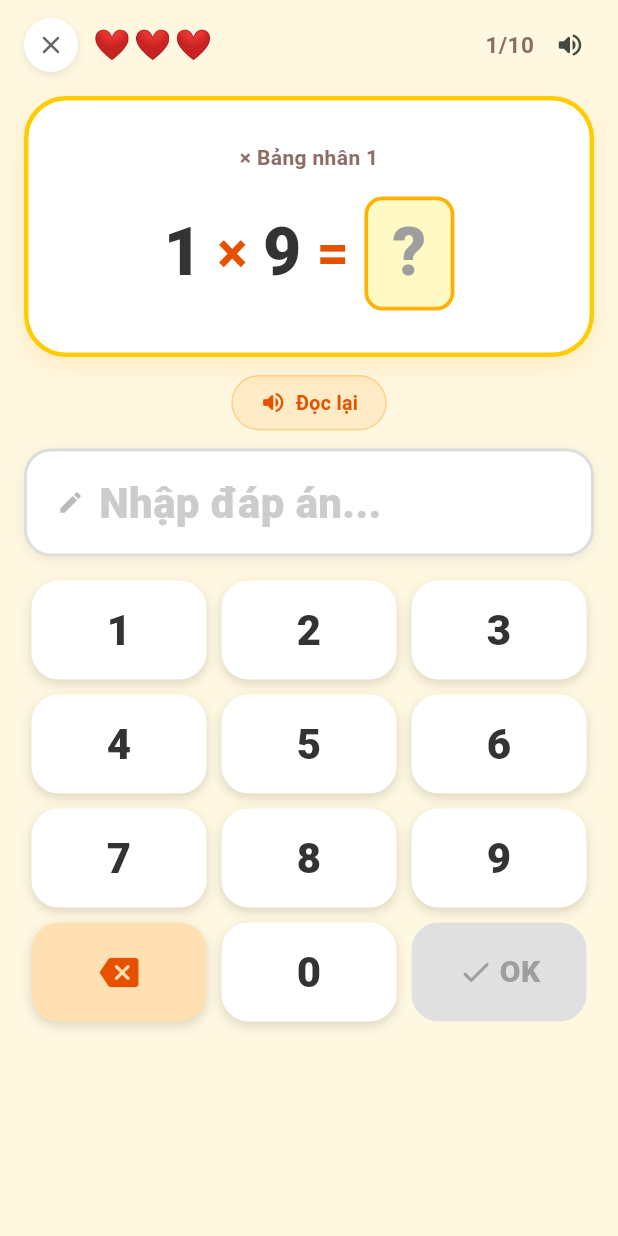
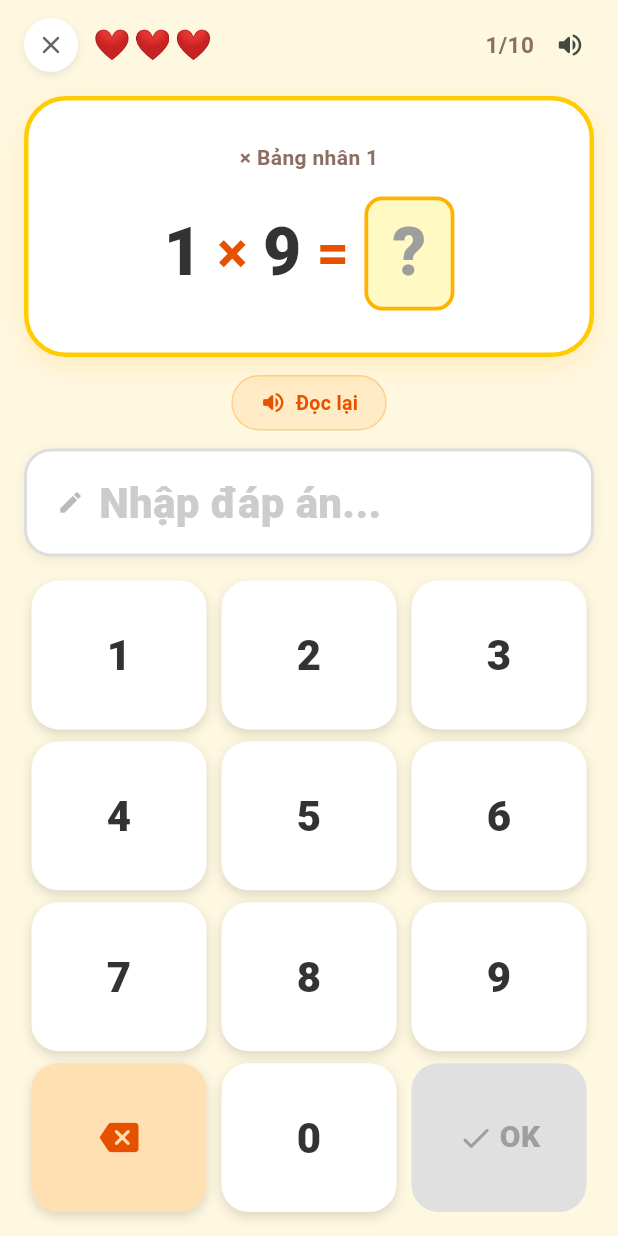
Before and after one commit to Anhvutpbn/kids-math-mob, a Flutter app: the MultiplicationSessionScreen screen opened directly with sample values from the repository, on a phone screen of 412 x 824 dp. Run offline on Flutter 3.47's test engine with Material 3 defaults, Android fonts, the phone set to English and light mode, and no system bars; our stand-ins replace audioplayers, connectivity_plus, dio, fl_chart, flutter_riverpod, flutter_secure_storage and 5 more; accounts and stored records are empty; generated files the repository leaves out were written again; Roboto replaces fonts that are missing (Nunito).

```diff
--- a/lib/core/network/api_endpoints.dart
+++ b/lib/core/network/api_endpoints.dart
@@ -4,9 +4,7 @@ class ApiEndpoints {
   static String get baseUrl {
     const envUrl = String.fromEnvironment('API_URL');
     if (envUrl.isNotEmpty) return '$envUrl/api/v1/';
-    return kIsWeb
-        ? 'http://localhost:3000/api/v1/'
-        : 'http://10.0.2.2:3000/api/v1/';
+    return 'https://lucky86-game-cloud.top/api/v1/';
   }
 
   // Auth
--- a/lib/core/theme/app_theme.dart
+++ b/lib/core/theme/app_theme.dart
@@ -51,7 +51,7 @@ class AppTheme {
           tapTargetSize: MaterialTapTargetSize.padded,
         ),
       ),
-      cardTheme: CardThemeData(
+      cardTheme: CardTheme(
         elevation: 2,
         shape: RoundedRectangleBorder(borderRadius: BorderRadius.circular(16)),
         color: Colors.white,
--- a/lib/features/auth/presentation/screens/login_screen.dart
+++ b/lib/features/auth/presentation/screens/login_screen.dart
@@ -61,7 +61,7 @@ class _LoginScreenState extends ConsumerState<LoginScreen> {
                 child: Container(
                   width: 100, height: 100,
                   decoration: BoxDecoration(
-                    color: AppColors.primary.withValues(alpha: 0.12),
+                    color: AppColors.primary.withOpacity(0.12),
                     shape: BoxShape.circle,
                   ),
                   child: const Icon(Icons.calculate_rounded, size: 56, color: AppColors.primary),
--- a/lib/features/multiplication/presentation/screens/multiplication_session_screen.dart
+++ b/lib/features/multiplication/presentation/screens/multiplication_session_screen.dart
@@ -127,7 +127,8 @@ class _MultiplicationSessionScreenState
                   const SizedBox(height: 12),
                   _InputDisplay(state: sessionState),
                   const SizedBox(height: 16),
-                  NumberPad(
+                  Expanded(
+                    child: NumberPad(
                       onDigit: (d) => ref
                           .read(multiplicationSessionProvider.notifier)
                           .appendDigit(d),
@@ -136,6 +137,7 @@ class _MultiplicationSessionScreenState
                       onConfirm: sessionState.input.isEmpty ? null : _handleConfirm,
                       enabled: sessionState.phase == MultiplicationPhase.answering &&
                           !sessionState.isDone,
+                    ),
                   ),
                 ],
               ),
--- a/lib/features/multiplication/presentation/widgets/number_pad.dart
+++ b/lib/features/multiplication/presentation/widgets/number_pad.dart
@@ -19,13 +19,13 @@ class NumberPad extends StatelessWidget {
   Widget build(BuildContext context) {
     return Column(
       children: [
-        _row(['1', '2', '3']),
-        const SizedBox(height: 10),
-        _row(['4', '5', '6']),
-        const SizedBox(height: 10),
-        _row(['7', '8', '9']),
-        const SizedBox(height: 10),
-        _bottomRow(),
+        Expanded(child: _row(['1', '2', '3'])),
+        const SizedBox(height: 8),
+        Expanded(child: _row(['4', '5', '6'])),
+        const SizedBox(height: 8),
+        Expanded(child: _row(['7', '8', '9'])),
+        const SizedBox(height: 8),
+        Expanded(child: _bottomRow()),
       ],
     );
   }
@@ -95,7 +95,6 @@ class _DigitButton extends StatelessWidget {
         }
       },
       child: Container(
-        height: 66,
         decoration: BoxDecoration(
           color: Colors.white,
           borderRadius: BorderRadius.circular(18),
@@ -136,7 +135,6 @@ class _BackspaceButton extends StatelessWidget {
         }
       },
       child: Container(
-        height: 66,
         decoration: BoxDecoration(
           color: const Color(0xFFFFE0B2),
           borderRadius: BorderRadius.circular(18),
@@ -168,7 +166,6 @@ class _ConfirmButton extends StatelessWidget {
       },
       child: AnimatedContainer(
         duration: const Duration(milliseconds: 150),
-        height: 66,
         decoration: BoxDecoration(
           color: active ? const Color(0xFF2E7D32) : Colors.grey.shade300,
           borderRadius: BorderRadius.circular(18),
```
Also changed, not shown: 41 other files. Lines whose indentation alone changed are shown as unchanged.
